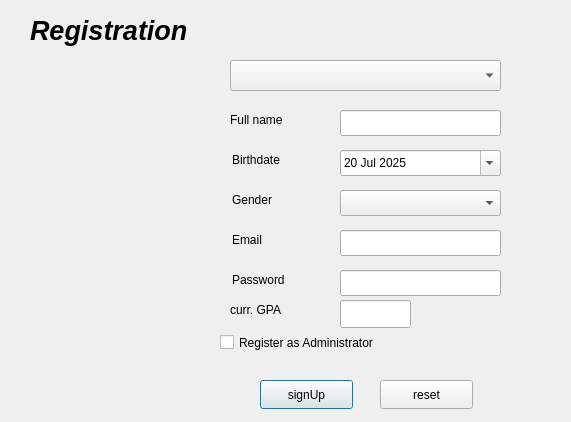
The window that registration_dialog.ui (SandrAdora/GPA_Calculator) describes before a commit, drawn with Qt 5.
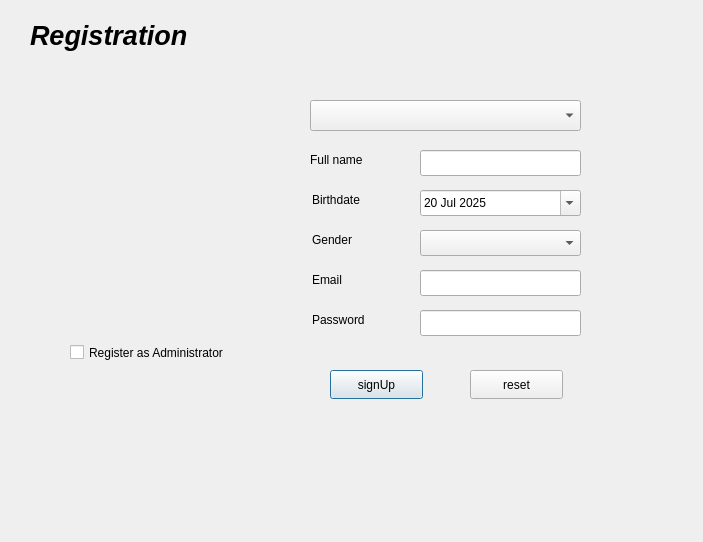
The same window after the commit. Icons and pictures are not drawn.

Patch:
```diff
--- a/registration_dialog.ui
+++ b/registration_dialog.ui
@@ -6,8 +6,8 @@
    <rect>
     <x>0</x>
     <y>0</y>
-    <width>571</width>
-    <height>422</height>
+    <width>703</width>
+    <height>542</height>
    </rect>
   </property>
   <property name="windowTitle">
@@ -16,10 +16,10 @@
   <widget class="QWidget" name="widget" native="true">
    <property name="geometry">
     <rect>
-     <x>210</x>
-     <y>40</y>
-     <width>341</width>
-     <height>321</height>
+     <x>290</x>
+     <y>80</y>
+     <width>361</width>
+     <height>341</height>
     </rect>
    </property>
    <widget class="QComboBox" name="comboBox_courses">
@@ -166,40 +166,30 @@
      </rect>
     </property>
    </widget>
-   <widget class="QCheckBox" name="checkBox_reg_as_admin">
+   <widget class="QPushButton" name="pushButton_signUp">
     <property name="geometry">
      <rect>
-      <x>10</x>
+      <x>40</x>
       <y>290</y>
-      <width>161</width>
-      <height>25</height>
+      <width>93</width>
+      <height>29</height>
      </rect>
     </property>
     <property name="text">
-     <string>Register as Administrator</string>
+     <string>signUp</string>
     </property>
    </widget>
-   <widget class="QLabel" name="label">
+   <widget class="QPushButton" name="pushButton_cancel">
     <property name="geometry">
      <rect>
-      <x>20</x>
-      <y>260</y>
-      <width>63</width>
-      <height>20</height>
+      <x>180</x>
+      <y>290</y>
+      <width>93</width>
+      <height>29</height>
      </rect>
     </property>
     <property name="text">
-     <string>curr. GPA</string>
-    </property>
-   </widget>
-   <widget class="QLineEdit" name="lineEdit_current_gpa">
-    <property name="geometry">
-     <rect>
-      <x>130</x>
-      <y>260</y>
-      <width>71</width>
-      <height>28</height>
-     </rect>
+     <string>reset</string>
     </property>
    </widget>
   </widget>
@@ -208,8 +198,8 @@
     <rect>
      <x>30</x>
      <y>10</y>
-     <width>171</width>
-     <height>41</height>
+     <width>301</width>
+     <height>51</height>
     </rect>
    </property>
    <property name="font">
@@ -223,39 +213,13 @@
     <string>Registration</string>
    </property>
   </widget>
-  <widget class="QPushButton" name="pushButton_signUp">
-   <property name="geometry">
-    <rect>
-     <x>260</x>
-     <y>380</y>
-     <width>93</width>
-     <height>29</height>
-    </rect>
-   </property>
-   <property name="text">
-    <string>signUp</string>
-   </property>
-  </widget>
-  <widget class="QPushButton" name="pushButton_cancel">
-   <property name="geometry">
-    <rect>
-     <x>380</x>
-     <y>380</y>
-     <width>93</width>
-     <height>29</height>
-    </rect>
-   </property>
-   <property name="text">
-    <string>reset</string>
-   </property>
-  </widget>
   <widget class="QLabel" name="label_registration_2">
    <property name="geometry">
     <rect>
      <x>50</x>
      <y>150</y>
-     <width>151</width>
-     <height>121</height>
+     <width>181</width>
+     <height>171</height>
     </rect>
    </property>
    <property name="styleSheet">
@@ -265,6 +229,19 @@
     <string/>
    </property>
   </widget>
+  <widget class="QCheckBox" name="checkBox_reg_as_admin">
+   <property name="geometry">
+    <rect>
+     <x>70</x>
+     <y>340</y>
+     <width>161</width>
+     <height>25</height>
+    </rect>
+   </property>
+   <property name="text">
+    <string>Register as Administrator</string>
+   </property>
+  </widget>
  </widget>
  <resources/>
  <connections/>
```
